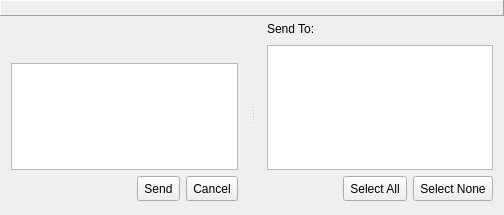
Above: lmc/src/broadcastwindow.ui from MariusDec/Lan-Messenger before the change. Below: the same form after it.
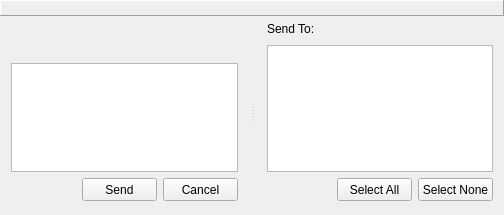
That is the form after the change. Custom widgets are drawn as their Qt base class.

The edit to the form file:
```diff
--- a/lmc/src/broadcastwindow.ui
+++ b/lmc/src/broadcastwindow.ui
@@ -69,10 +69,16 @@
        </property>
        <item row="2" column="2">
         <widget class="ThemedButton" name="buttonCancel">
+         <property name="sizePolicy">
+          <sizepolicy hsizetype="Preferred" vsizetype="Fixed">
+           <horstretch>0</horstretch>
+           <verstretch>0</verstretch>
+          </sizepolicy>
+         </property>
          <property name="minimumSize">
           <size>
-           <width>0</width>
-           <height>25</height>
+           <width>75</width>
+           <height>23</height>
           </size>
          </property>
          <property name="text">
@@ -82,10 +88,16 @@
        </item>
        <item row="2" column="1">
         <widget class="ThemedButton" name="buttonSend">
+         <property name="sizePolicy">
+          <sizepolicy hsizetype="Preferred" vsizetype="Fixed">
+           <horstretch>0</horstretch>
+           <verstretch>0</verstretch>
+          </sizepolicy>
+         </property>
          <property name="minimumSize">
           <size>
-           <width>0</width>
-           <height>25</height>
+           <width>75</width>
+           <height>23</height>
           </size>
          </property>
          <property name="text">
@@ -157,10 +169,16 @@
        </property>
        <item row="3" column="2">
         <widget class="ThemedButton" name="buttonSelectNone">
+         <property name="sizePolicy">
+          <sizepolicy hsizetype="Preferred" vsizetype="Fixed">
+           <horstretch>0</horstretch>
+           <verstretch>0</verstretch>
+          </sizepolicy>
+         </property>
          <property name="minimumSize">
           <size>
-           <width>0</width>
-           <height>25</height>
+           <width>75</width>
+           <height>23</height>
           </size>
          </property>
          <property name="text">
@@ -170,10 +188,16 @@
        </item>
        <item row="3" column="1">
         <widget class="ThemedButton" name="buttonSelectAll">
+         <property name="sizePolicy">
+          <sizepolicy hsizetype="Preferred" vsizetype="Fixed">
+           <horstretch>0</horstretch>
+           <verstretch>0</verstretch>
+          </sizepolicy>
+         </property>
          <property name="minimumSize">
           <size>
-           <width>0</width>
-           <height>25</height>
+           <width>75</width>
+           <height>23</height>
           </size>
          </property>
          <property name="text">
```
